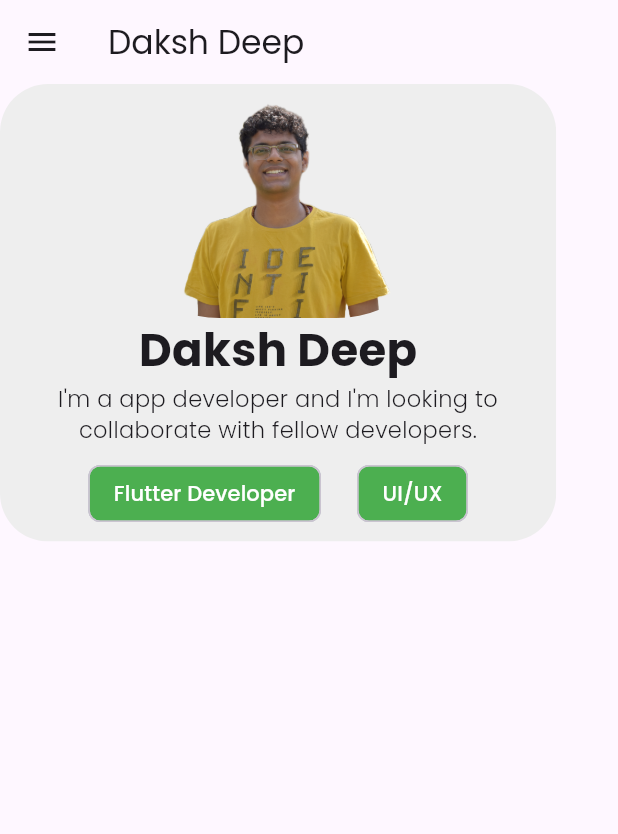
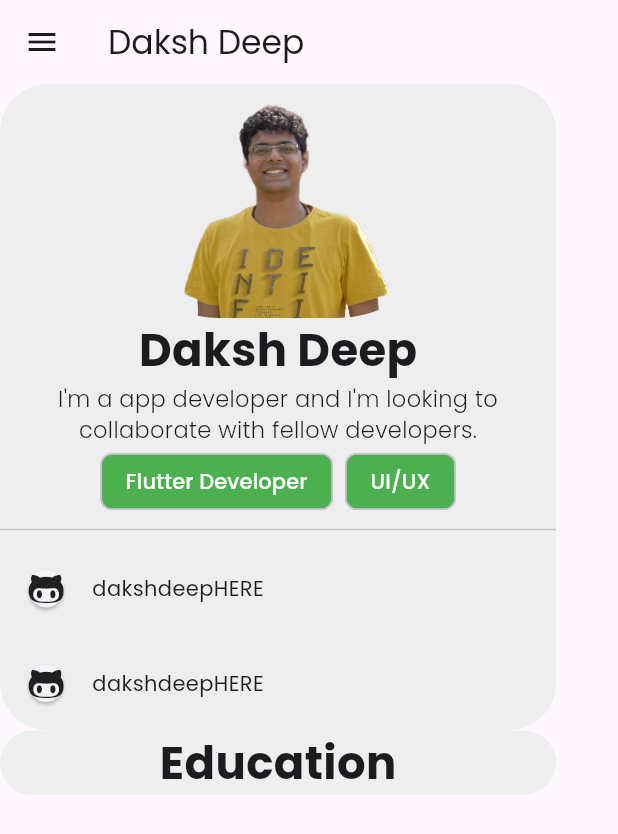
Before and after one commit to dakshdeepHERE/Portfolio_Temp, a Flutter app: the screen it shows after launch, on a phone screen of 412 x 824 dp. Shown: the top 834 px of the screen. Run offline on Flutter 3.47's test engine with Material 2 defaults, Android fonts, the phone set to English and light mode, and no system bars; our stand-ins replace font_awesome_flutter, velocity_x; project files that could hold a hidden picture were left out.

Commit message:
completed the about section

```diff
--- a/lib/components/about.dart
+++ b/lib/components/about.dart
@@ -1,4 +1,5 @@
 import 'package:flutter/material.dart';
+import 'package:font_awesome_flutter/font_awesome_flutter.dart';
 import 'package:velocity_x/velocity_x.dart';
 
 class About extends StatefulWidget {
@@ -45,29 +46,74 @@ class _AboutState extends State<About> {
             const Wrap(
               spacing: 8.0,
               children: [
-                Padding(
-                  padding: EdgeInsets.all(8.0),
-                  child: Chip(
+                Chip(
                   label: Text("Flutter Developer"),
                   labelStyle: TextStyle(color: Colors.white),
                   backgroundColor: Colors.green,
                   padding: EdgeInsets.all(8.0),
                 ),
-                ),
-                Padding(
-                  padding: EdgeInsets.all(8.0),
-                  child: Chip(
+                Chip(
                   label: Text("UI/UX"),
                   labelStyle: TextStyle(color: Colors.white),
                   backgroundColor: Colors.green,
                   padding: EdgeInsets.all(8.0),
                 ),
+              ],
+            ),
+            //
+            const Divider(),
+            //
+            Container(
+              child: const Row(
+                children: [
+                  Padding(
+                      padding: EdgeInsets.all(10.0),
+                      child: Padding(
+                        padding: EdgeInsets.all(5.0),
+                        child: Card(
+                            child: FaIcon(
+                          FontAwesomeIcons.githubAlt,
+                          size: 25,
+                        )),
+                      )),
+                  Column(
+                    crossAxisAlignment: CrossAxisAlignment.start,
+                    children: [
+                      Text(
+                        "dakshdeepHERE",
                       ),
                     ],
                   )
                 ],
               ),
             ),
+            Container(
+              child: const Row(
+                children: [
+                  Padding(
+                      padding: EdgeInsets.all(10.0),
+                      child: Padding(
+                        padding: EdgeInsets.all(5.0),
+                        child: Card(
+                            child: FaIcon(
+                          FontAwesomeIcons.githubAlt,
+                          size: 25,
+                        )),
+                      )),
+                  Column(
+                    crossAxisAlignment: CrossAxisAlignment.start,
+                    children: [
+                      Text(
+                        "dakshdeepHERE",
+                      ),
+                    ],
+                  )
+                ],
+              ),
+            ),
+          ],
+        ),
+      ),
     );
   }
 }
--- a/lib/components/education.dart
+++ b/lib/components/education.dart
@@ -1,4 +1,5 @@
 import 'package:flutter/material.dart';
+import 'package:velocity_x/velocity_x.dart';
 
 class Education extends StatefulWidget {
   const Education({super.key});
@@ -10,6 +11,23 @@ class Education extends StatefulWidget {
 class _EducationState extends State<Education> {
   @override
   Widget build(BuildContext context) {
-    return Container();
+    return Container(
+      width: context.screenWidth < 900
+          ? context.screenWidth * 0.9
+          : context.screenWidth * 0.3,
+      decoration: BoxDecoration(
+        color: Colors.grey.shade200,
+        borderRadius:
+            BorderRadius.circular(200), // Adjust the radius as you prefer
+      ),
+      child: const Column(
+        children: [
+          Text(
+            "Education",
+            style: TextStyle(fontSize: 30.0, fontWeight: FontWeight.bold),
+          ),
+        ],
+      ),
+    );
   }
 }
```
Lines whose indentation alone changed are shown as unchanged.
